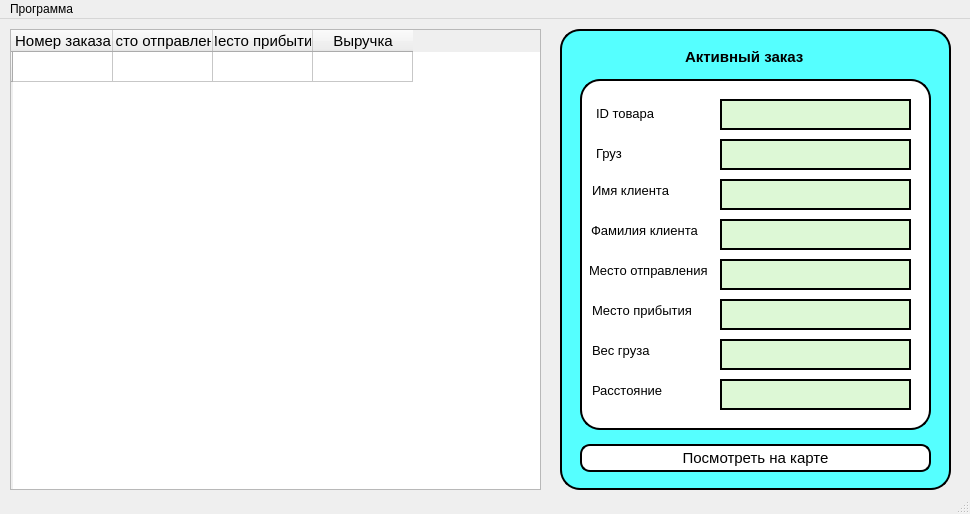
Above: QtUI/UI_MainWindow.ui from ItsCetrion/Kursach before the change. Below: the same form after it.
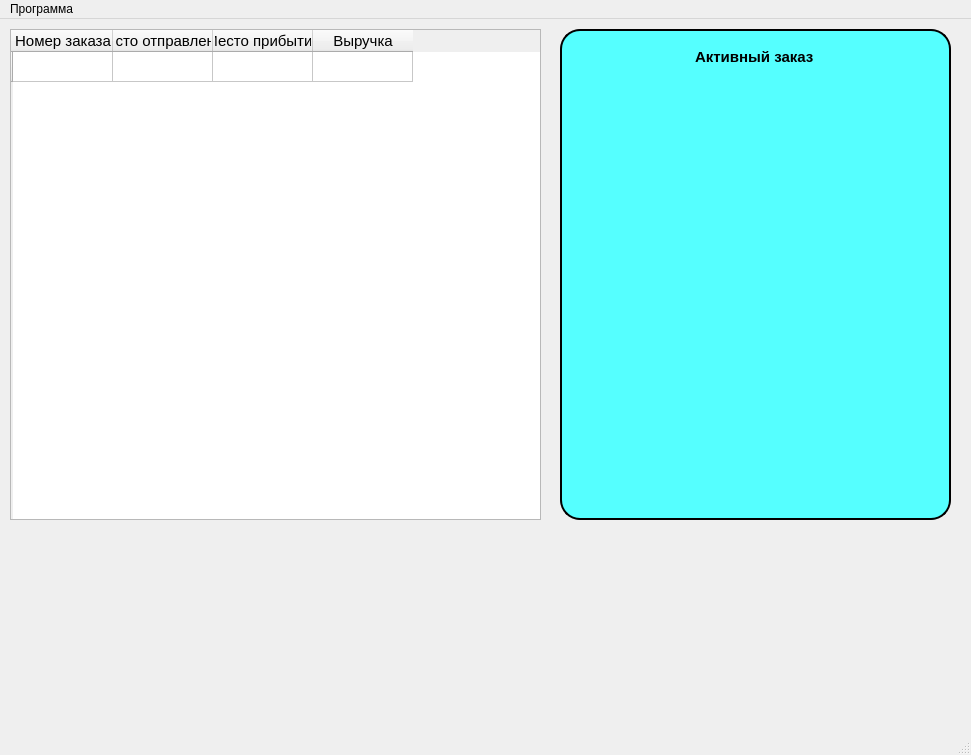
That is the form after the change.

```diff
--- a/QtUI/UI_MainWindow.ui
+++ b/QtUI/UI_MainWindow.ui
@@ -6,8 +6,8 @@
    <rect>
     <x>0</x>
     <y>0</y>
-    <width>970</width>
-    <height>514</height>
+    <width>971</width>
+    <height>755</height>
    </rect>
   </property>
   <property name="windowTitle">
@@ -20,7 +20,7 @@
       <x>560</x>
       <y>10</y>
       <width>391</width>
-      <height>461</height>
+      <height>491</height>
      </rect>
     </property>
     <property name="styleSheet">
@@ -37,7 +37,7 @@
     <widget class="QLabel" name="label">
      <property name="geometry">
       <rect>
-       <x>125</x>
+       <x>135</x>
        <y>20</y>
        <width>121</width>
        <height>16</height>
@@ -58,400 +58,6 @@
       <string>Активный заказ</string>
      </property>
     </widget>
-    <widget class="QFrame" name="frame_2">
-     <property name="geometry">
-      <rect>
-       <x>20</x>
-       <y>50</y>
-       <width>351</width>
-       <height>351</height>
-      </rect>
-     </property>
-     <property name="styleSheet">
-      <string notr="true">background-color: rgb(255, 255, 255);</string>
-     </property>
-     <property name="frameShape">
-      <enum>QFrame::StyledPanel</enum>
-     </property>
-     <property name="frameShadow">
-      <enum>QFrame::Raised</enum>
-     </property>
-     <widget class="QTextEdit" name="textEdit">
-      <property name="geometry">
-       <rect>
-        <x>140</x>
-        <y>60</y>
-        <width>191</width>
-        <height>31</height>
-       </rect>
-      </property>
-      <property name="font">
-       <font>
-        <family>Arial</family>
-        <pointsize>10</pointsize>
-       </font>
-      </property>
-      <property name="styleSheet">
-       <string notr="true">background-color: rgb(221, 248, 214);</string>
-      </property>
-      <property name="readOnly">
-       <bool>true</bool>
-      </property>
-     </widget>
-     <widget class="QLineEdit" name="lineEdit">
-      <property name="geometry">
-       <rect>
-        <x>14</x>
-        <y>63</y>
-        <width>41</width>
-        <height>22</height>
-       </rect>
-      </property>
-      <property name="font">
-       <font>
-        <family>Arial</family>
-        <pointsize>10</pointsize>
-       </font>
-      </property>
-      <property name="styleSheet">
-       <string notr="true">border: 0px</string>
-      </property>
-      <property name="text">
-       <string>Груз</string>
-      </property>
-     </widget>
-     <widget class="QLineEdit" name="lineEdit_2">
-      <property name="geometry">
-       <rect>
-        <x>10</x>
-        <y>100</y>
-        <width>91</width>
-        <height>22</height>
-       </rect>
-      </property>
-      <property name="font">
-       <font>
-        <family>Arial</family>
-        <pointsize>10</pointsize>
-       </font>
-      </property>
-      <property name="styleSheet">
-       <string notr="true">border: 0px</string>
-      </property>
-      <property name="text">
-       <string>Имя клиента</string>
-      </property>
-     </widget>
-     <widget class="QTextEdit" name="textEdit_2">
-      <property name="geometry">
-       <rect>
-        <x>140</x>
-        <y>100</y>
-        <width>191</width>
-        <height>31</height>
-       </rect>
-      </property>
-      <property name="font">
-       <font>
-        <family>Arial</family>
-        <pointsize>10</pointsize>
-       </font>
-      </property>
-      <property name="styleSheet">
-       <string notr="true">background-color: rgb(221, 248, 214);</string>
-      </property>
-      <property name="readOnly">
-       <bool>true</bool>
-      </property>
-     </widget>
-     <widget class="QLineEdit" name="lineEdit_3">
-      <property name="geometry">
-       <rect>
-        <x>10</x>
-        <y>140</y>
-        <width>111</width>
-        <height>22</height>
-       </rect>
-      </property>
-      <property name="font">
-       <font>
-        <family>Arial</family>
-        <pointsize>10</pointsize>
-       </font>
-      </property>
-      <property name="styleSheet">
-       <string notr="true">border: 0px</string>
-      </property>
-      <property name="text">
-       <string>Фамилия клиента</string>
-      </property>
-     </widget>
-     <widget class="QTextEdit" name="textEdit_3">
-      <property name="geometry">
-       <rect>
-        <x>140</x>
-        <y>140</y>
-        <width>191</width>
-        <height>31</height>
-       </rect>
-      </property>
-      <property name="font">
-       <font>
-        <family>Arial</family>
-        <pointsize>10</pointsize>
-       </font>
-      </property>
-      <property name="styleSheet">
-       <string notr="true">background-color: rgb(221, 248, 214);</string>
-      </property>
-      <property name="readOnly">
-       <bool>true</bool>
-      </property>
-     </widget>
-     <widget class="QTextEdit" name="textEdit_4">
-      <property name="geometry">
-       <rect>
-        <x>140</x>
-        <y>180</y>
-        <width>191</width>
-        <height>31</height>
-       </rect>
-      </property>
-      <property name="font">
-       <font>
-        <family>Arial</family>
-        <pointsize>10</pointsize>
-       </font>
-      </property>
-      <property name="styleSheet">
-       <string notr="true">background-color: rgb(221, 248, 214);</string>
-      </property>
-      <property name="readOnly">
-       <bool>true</bool>
-      </property>
-     </widget>
-     <widget class="QLineEdit" name="lineEdit_4">
-      <property name="geometry">
-       <rect>
-        <x>10</x>
-        <y>180</y>
-        <width>121</width>
-        <height>22</height>
-       </rect>
-      </property>
-      <property name="font">
-       <font>
-        <family>Arial</family>
-        <pointsize>10</pointsize>
-       </font>
-      </property>
-      <property name="styleSheet">
-       <string notr="true">border: 0px</string>
-      </property>
-      <property name="text">
-       <string>Место отправления</string>
-      </property>
-     </widget>
-     <widget class="QLineEdit" name="lineEdit_5">
-      <property name="geometry">
-       <rect>
-        <x>10</x>
-        <y>220</y>
-        <width>121</width>
-        <height>22</height>
-       </rect>
-      </property>
-      <property name="font">
-       <font>
-        <family>Arial</family>
-        <pointsize>10</pointsize>
-       </font>
-      </property>
-      <property name="styleSheet">
-       <string notr="true">border: 0px</string>
-      </property>
-      <property name="text">
-       <string>Место прибытия</string>
-      </property>
-     </widget>
-     <widget class="QTextEdit" name="textEdit_5">
-      <property name="geometry">
-       <rect>
-        <x>140</x>
-        <y>220</y>
-        <width>191</width>
-        <height>31</height>
-       </rect>
-      </property>
-      <property name="font">
-       <font>
-        <family>Arial</family>
-        <pointsize>10</pointsize>
-       </font>
-      </property>
-      <property name="styleSheet">
-       <string notr="true">background-color: rgb(221, 248, 214);</string>
-      </property>
-      <property name="readOnly">
-       <bool>true</bool>
-      </property>
-     </widget>
-     <widget class="QTextEdit" name="textEdit_6">
-      <property name="geometry">
-       <rect>
-        <x>140</x>
-        <y>260</y>
-        <width>191</width>
-        <height>31</height>
-       </rect>
-      </property>
-      <property name="font">
-       <font>
-        <family>Arial</family>
-        <pointsize>10</pointsize>
-       </font>
-      </property>
-      <property name="styleSheet">
-       <string notr="true">background-color: rgb(221, 248, 214);</string>
-      </property>
-      <property name="readOnly">
-       <bool>true</bool>
-      </property>
-     </widget>
-     <widget class="QLineEdit" name="lineEdit_6">
-      <property name="geometry">
-       <rect>
-        <x>10</x>
-        <y>260</y>
-        <width>121</width>
-        <height>22</height>
-       </rect>
-      </property>
-      <property name="font">
-       <font>
-        <family>Arial</family>
-        <pointsize>10</pointsize>
-       </font>
-      </property>
-      <property name="styleSheet">
-       <string notr="true">border: 0px</string>
-      </property>
-      <property name="text">
-       <string>Вес груза</string>
-      </property>
-     </widget>
-     <widget class="QTextEdit" name="textEdit_7">
-      <property name="geometry">
-       <rect>
-        <x>140</x>
-        <y>300</y>
-        <width>191</width>
-        <height>31</height>
-       </rect>
-      </property>
-      <property name="font">
-       <font>
-        <family>Arial</family>
-        <pointsize>10</pointsize>
-       </font>
-      </property>
-      <property name="styleSheet">
-       <string notr="true">background-color: rgb(221, 248, 214);</string>
-      </property>
-      <property name="readOnly">
-       <bool>true</bool>
-      </property>
-     </widget>
-     <widget class="QLineEdit" name="lineEdit_7">
-      <property name="geometry">
-       <rect>
-        <x>10</x>
-        <y>300</y>
-        <width>121</width>
-        <height>22</height>
-       </rect>
-      </property>
-      <property name="font">
-       <font>
-        <family>Arial</family>
-        <pointsize>10</pointsize>
-       </font>
-      </property>
-      <property name="styleSheet">
-       <string notr="true">border: 0px</string>
-      </property>
-      <property name="text">
-       <string>Расстояние</string>
-      </property>
-     </widget>
-     <widget class="QTextEdit" name="textEdit_8">
-      <property name="geometry">
-       <rect>
-        <x>140</x>
-        <y>20</y>
-        <width>191</width>
-        <height>31</height>
-       </rect>
-      </property>
-      <property name="font">
-       <font>
-        <family>Arial</family>
-        <pointsize>10</pointsize>
-       </font>
-      </property>
-      <property name="styleSheet">
-       <string notr="true">background-color: rgb(221, 248, 214);</string>
-      </property>
-      <property name="readOnly">
-       <bool>true</bool>
-      </property>
-     </widget>
-     <widget class="QLineEdit" name="lineEdit_8">
-      <property name="geometry">
-       <rect>
-        <x>14</x>
-        <y>23</y>
-        <width>71</width>
-        <height>22</height>
-       </rect>
-      </property>
-      <property name="font">
-       <font>
-        <family>Arial</family>
-        <pointsize>10</pointsize>
-       </font>
-      </property>
-      <property name="styleSheet">
-       <string notr="true">border: 0px</string>
-      </property>
-      <property name="text">
-       <string>ID товара</string>
-      </property>
-     </widget>
-    </widget>
-    <widget class="QPushButton" name="pushButton">
-     <property name="geometry">
-      <rect>
-       <x>20</x>
-       <y>415</y>
-       <width>351</width>
-       <height>28</height>
-      </rect>
-     </property>
-     <property name="font">
-      <font>
-       <family>Arial</family>
-       <pointsize>11</pointsize>
-      </font>
-     </property>
-     <property name="styleSheet">
-      <string notr="true">background-color: rgb(255, 255, 255);
-border-radius: 10px</string>
-     </property>
-     <property name="text">
-      <string>Посмотреть на карте</string>
-     </property>
-    </widget>
    </widget>
    <widget class="QTableWidget" name="tableWidget">
     <property name="geometry">
@@ -459,7 +65,7 @@
       <x>10</x>
       <y>10</y>
       <width>531</width>
-      <height>461</height>
+      <height>491</height>
      </rect>
     </property>
     <property name="font">
@@ -525,8 +131,8 @@
     <rect>
      <x>0</x>
      <y>0</y>
-     <width>970</width>
-     <height>26</height>
+     <width>971</width>
+     <height>21</height>
     </rect>
    </property>
    <widget class="QMenu" name="menu">
```
